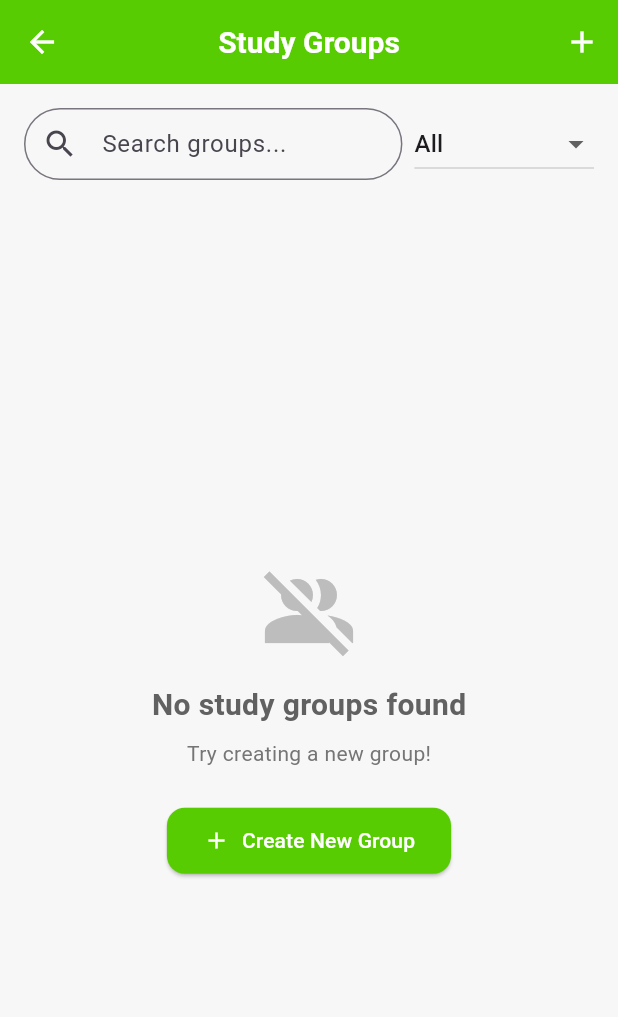
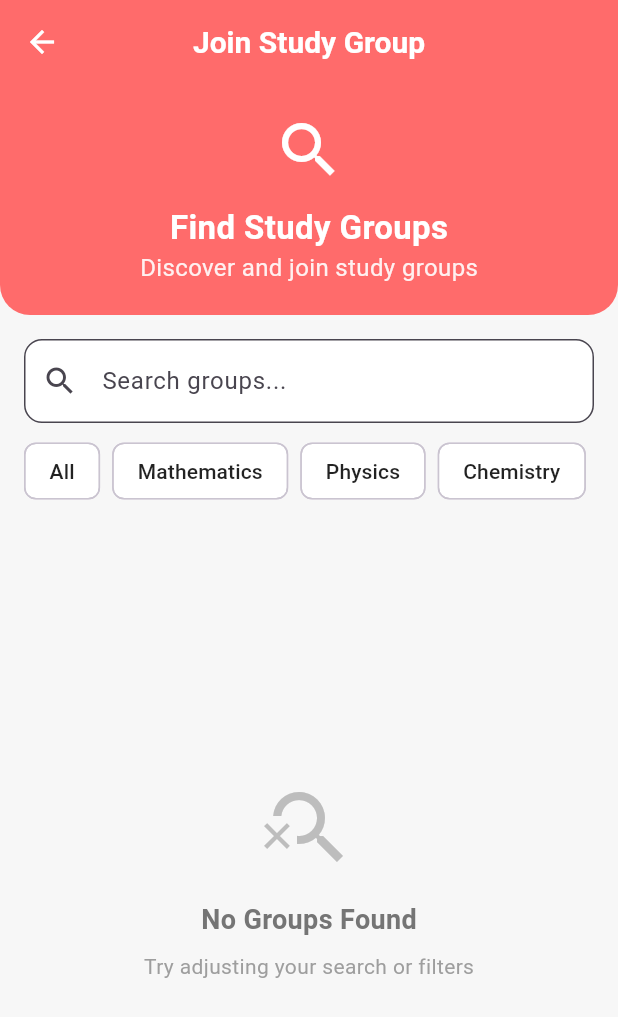
Before and after one commit to johnakabwela-lang/egxamina, a Flutter app: the GroupsListScreen screen opened directly, on a phone screen of 412 x 824 dp. Shown: the top 1017 px of the screen. Run offline on Flutter 3.47's test engine with Material 3 defaults, Android fonts, the phone set to English and light mode, and no system bars; our stand-ins replace audioplayers, cloud_firestore, dio, firebase_auth, firebase_core, firebase_database and 5 more; missing offline and left inert: flutter_pdfview; accounts and stored records are empty; statements that could not run were skipped.

Commit message:
Update groups_list_screen.dart

```diff
--- a/lib/screens/groups_list_screen.dart
+++ b/lib/screens/groups_list_screen.dart
@@ -68,6 +68,60 @@ class _GroupsListScreenState extends State<GroupsListScreen> {
     }
   }
 
+  Color _getGroupColor(String subject) {
+    switch (subject.toLowerCase()) {
+      case 'mathematics':
+        return const Color(0xFF4285F4);
+      case 'physics':
+        return const Color(0xFFFF6B6B);
+      case 'biology':
+        return const Color(0xFF45B7D1);
+      case 'chemistry':
+        return const Color(0xFF4ECDC4);
+      case 'english':
+        return const Color(0xFFF39C12);
+      case 'history':
+        return const Color(0xFF8E44AD);
+      default:
+        return const Color(0xFF58CC02);
+    }
+  }
+
+  IconData _getGroupIcon(String subject) {
+    switch (subject.toLowerCase()) {
+      case 'mathematics':
+        return Icons.calculate;
+      case 'physics':
+        return Icons.science;
+      case 'biology':
+        return Icons.eco;
+      case 'chemistry':
+        return Icons.biotech;
+      case 'english':
+        return Icons.menu_book;
+      case 'history':
+        return Icons.history_edu;
+      default:
+        return Icons.school;
+    }
+  }
+
+  void _filterGroups(String query) {
+    setState(() {
+      _filteredGroups = _groups.where((group) {
+        final matchesSearch =
+            group.name.toLowerCase().contains(query.toLowerCase()) ||
+            group.subject.toLowerCase().contains(query.toLowerCase());
+        final matchesSubject =
+            _selectedSubject == null ||
+            _selectedSubject == 'All' ||
+            group.subject == _selectedSubject;
+
+        return matchesSearch && matchesSubject;
+      }).toList();
+    });
+  }
+
   Future<void> _joinGroup(GroupModel group) async {
     final userId = AuthService.currentUserId;
     if (userId == null) {
@@ -82,18 +136,29 @@ class _GroupsListScreenState extends State<GroupsListScreen> {
       return;
     }
 
+    showDialog(
+      context: context,
+      builder: (context) => AlertDialog(
+        title: const Text('Join Study Group'),
+        content: Text('Are you sure you want to join "${group.name}"?'),
+        actions: [
+          TextButton(
+            onPressed: () => Navigator.pop(context),
+            child: const Text('Cancel'),
+          ),
+          ElevatedButton(
+            onPressed: () async {
               try {
+                Navigator.pop(context);
                 await GroupService.joinGroup(group.id, userId);
-
                 if (mounted) {
                   ScaffoldMessenger.of(context).showSnackBar(
-          const SnackBar(
-            content: Text('Successfully joined group!'),
+                    SnackBar(
+                      content: Text('Successfully joined ${group.name}!'),
                       backgroundColor: Colors.green,
                     ),
                   );
                 }
-
                 _loadGroups(); // Refresh the list
               } catch (e) {
                 if (mounted) {
@@ -105,6 +170,12 @@ class _GroupsListScreenState extends State<GroupsListScreen> {
                   );
                 }
               }
+            },
+            child: const Text('Join'),
+          ),
+        ],
+      ),
+    );
   }
 
   Widget _buildEmptyState() {
@@ -112,40 +183,20 @@ class _GroupsListScreenState extends State<GroupsListScreen> {
       child: Column(
         mainAxisAlignment: MainAxisAlignment.center,
         children: [
-          Icon(Icons.group_off, size: 64, color: Colors.grey[400]),
+          Icon(Icons.search_off, size: 64, color: Colors.grey[400]),
           const SizedBox(height: 16),
           Text(
-            'No study groups found',
+            'No Groups Found',
             style: TextStyle(
-              fontSize: 20,
+              fontSize: 18,
               fontWeight: FontWeight.bold,
-              color: Colors.grey[700],
+              color: Colors.grey[600],
             ),
           ),
           const SizedBox(height: 8),
           Text(
-            _selectedSubject == null || _selectedSubject == 'All'
-                ? 'Try creating a new group!'
-                : 'Try selecting a different subject',
-            style: TextStyle(color: Colors.grey[600]),
-          ),
-          const SizedBox(height: 24),
-          ElevatedButton.icon(
-            onPressed: () {
-              Navigator.push(
-                context,
-                MaterialPageRoute(
-                  builder: (context) => const CreateGroupScreen(),
-                ),
-              ).then((_) => _loadGroups());
-            },
-            icon: const Icon(Icons.add),
-            label: const Text('Create New Group'),
-            style: ElevatedButton.styleFrom(
-              backgroundColor: const Color(0xFF58CC02),
-              foregroundColor: Colors.white,
-              padding: const EdgeInsets.symmetric(horizontal: 24, vertical: 12),
-            ),
+            'Try adjusting your search or filters',
+            style: TextStyle(color: Colors.grey[500], fontSize: 14),
           ),
         ],
       ),
@@ -153,103 +204,133 @@ class _GroupsListScreenState extends State<GroupsListScreen> {
   }
 
   Widget _buildGroupCard(GroupModel group) {
-    return Card(
-      margin: const EdgeInsets.symmetric(horizontal: 16, vertical: 8),
-      elevation: 2,
-      shape: RoundedRectangleBorder(borderRadius: BorderRadius.circular(12)),
-      child: Padding(
+    final isFull = group.memberCount >= 50; // Using default max members of 50
+    final color = _getGroupColor(group.subject);
+
+    return Container(
+      margin: const EdgeInsets.only(bottom: 12),
       padding: const EdgeInsets.all(16),
+      decoration: BoxDecoration(
+        color: Colors.white,
+        borderRadius: BorderRadius.circular(12),
+        boxShadow: [
+          BoxShadow(
+            color: Colors.black.withValues(
+              red: 0,
+              green: 0,
+              blue: 0,
+              alpha: 13,
+            ),
+            blurRadius: 4,
+            offset: const Offset(0, 2),
+          ),
+        ],
+      ),
       child: Column(
         crossAxisAlignment: CrossAxisAlignment.start,
         children: [
           Row(
             children: [
-                Icon(
-                  _getSubjectIcon(group.subject),
-                  color: _getSubjectColor(group.subject),
+              Container(
+                padding: const EdgeInsets.all(12),
+                decoration: BoxDecoration(
+                  color: color.withOpacity(0.1),
+                  borderRadius: BorderRadius.circular(10),
                 ),
-                const SizedBox(width: 8),
+                child: Icon(
+                  _getGroupIcon(group.subject),
+                  color: color,
+                  size: 24,
+                ),
+              ),
+              const SizedBox(width: 12),
               Expanded(
-                  child: Text(
+                child: Column(
+                  crossAxisAlignment: CrossAxisAlignment.start,
+                  children: [
+                    Text(
                       group.name,
                       style: const TextStyle(
-                      fontSize: 18,
+                        fontWeight: FontWeight.bold,
+                        fontSize: 16,
+                      ),
+                    ),
+                    const SizedBox(height: 4),
+                    Text(
+                      group.subject,
+                      style: TextStyle(
+                        color: color,
+                        fontSize: 14,
+                        fontWeight: FontWeight.w500,
+                      ),
+                    ),
+                  ],
+                ),
+              ),
+              if (isFull)
+                Container(
+                  padding: const EdgeInsets.symmetric(
+                    horizontal: 8,
+                    vertical: 4,
+                  ),
+                  decoration: BoxDecoration(
+                    color: Colors.red.withOpacity(0.1),
+                    borderRadius: BorderRadius.circular(12),
+                  ),
+                  child: Text(
+                    'FULL',
+                    style: TextStyle(
+                      color: Colors.red[700],
+                      fontSize: 12,
                       fontWeight: FontWeight.bold,
                     ),
                   ),
                 ),
             ],
           ),
-            const SizedBox(height: 8),
+          const SizedBox(height: 12),
+          // Group description
           Text(
-              group.subject,
+            'A study group for ${group.subject}',
             style: TextStyle(color: Colors.grey[600], fontSize: 14),
           ),
           const SizedBox(height: 12),
           Row(
+            mainAxisAlignment: MainAxisAlignment.spaceBetween,
             children: [
-                Icon(Icons.people, size: 16, color: Colors.grey[600]),
+              Row(
+                children: [
+                  Icon(Icons.people, size: 16, color: Colors.grey[500]),
                   const SizedBox(width: 4),
                   Text(
-                  '${group.memberCount} members',
-                  style: TextStyle(color: Colors.grey[600], fontSize: 14),
+                    '${group.memberCount}/50 members',
+                    style: TextStyle(color: Colors.grey[600], fontSize: 12),
                   ),
-                const Spacer(),
+                ],
+              ),
               ElevatedButton(
-                  onPressed: () => _joinGroup(group),
+                onPressed: isFull ? null : () => _joinGroup(group),
                 style: ElevatedButton.styleFrom(
-                    backgroundColor: const Color(0xFF58CC02),
+                  backgroundColor: color,
                   foregroundColor: Colors.white,
+                  padding: const EdgeInsets.symmetric(
+                    horizontal: 16,
+                    vertical: 8,
+                  ),
                   shape: RoundedRectangleBorder(
-                      borderRadius: BorderRadius.circular(20),
+                    borderRadius: BorderRadius.circular(8),
                   ),
                 ),
-                  child: const Text('Join Group'),
+                child: Text(
+                  isFull ? 'Full' : 'Join',
+                  style: const TextStyle(fontSize: 14),
+                ),
               ),
             ],
           ),
         ],
       ),
-      ),
     );
-  }
-
-  IconData _getSubjectIcon(String subject) {
-    switch (subject.toLowerCase()) {
-      case 'mathematics':
-        return Icons.calculate;
-      case 'physics':
-        return Icons.science;
-      case 'chemistry':
-        return Icons.biotech;
-      case 'biology':
-        return Icons.eco;
-      case 'english':
-        return Icons.menu_book;
-      case 'history':
-        return Icons.history_edu;
-      default:
-        return Icons.school;
-    }
-  }
-
-  Color _getSubjectColor(String subject) {
-    switch (subject.toLowerCase()) {
-      case 'mathematics':
-        return Colors.blue;
-      case 'physics':
-        return Colors.purple;
-      case 'chemistry':
-        return Colors.green;
-      case 'biology':
-        return Colors.teal;
-      case 'english':
-        return Colors.orange;
-      case 'history':
-        return Colors.brown;
-      default:
-        return Colors.grey;
-    }
   }
 
   @override
@@ -257,93 +338,131 @@ class _GroupsListScreenState extends State<GroupsListScreen> {
     return Scaffold(
       backgroundColor: const Color(0xFFF7F7F7),
       appBar: AppBar(
-        title: const Text('Study Groups'),
-        backgroundColor: const Color(0xFF58CC02),
+        title: const Text('Join Study Group'),
+        backgroundColor: const Color(0xFFFF6B6B),
         foregroundColor: Colors.white,
-        actions: [
-          IconButton(
-            icon: const Icon(Icons.add),
-            onPressed: () {
-              Navigator.push(
-                context,
-                MaterialPageRoute(
-                  builder: (context) => const CreateGroupScreen(),
+        elevation: 0,
       ),
-              ).then((_) => _loadGroups());
-            },
+      body: Column(
+        children: [
+          // Header (matching JoinGroupScreen)
+          Container(
+            width: double.infinity,
+            padding: const EdgeInsets.all(20),
+            decoration: const BoxDecoration(
+              color: Color(0xFFFF6B6B),
+              borderRadius: BorderRadius.only(
+                bottomLeft: Radius.circular(20),
+                bottomRight: Radius.circular(20),
+              ),
+            ),
+            child: Column(
+              children: [
+                const Icon(Icons.search, color: Colors.white, size: 48),
+                const SizedBox(height: 12),
+                const Text(
+                  'Find Study Groups',
+                  style: TextStyle(
+                    color: Colors.white,
+                    fontSize: 22,
+                    fontWeight: FontWeight.bold,
+                  ),
+                ),
+                Text(
+                  'Discover and join study groups',
+                  style: TextStyle(
+                    color: Colors.white.withOpacity(0.9),
+                    fontSize: 16,
+                  ),
                 ),
               ],
             ),
-      body: RefreshIndicator(
-        onRefresh: _loadGroups,
+          ),
+
+          const SizedBox(height: 16),
+
+          // Search and Filter (matching JoinGroupScreen)
+          Padding(
+            padding: const EdgeInsets.symmetric(horizontal: 16),
             child: Column(
               children: [
-            Container(
-              padding: const EdgeInsets.all(16),
-              child: Row(
-                children: [
-                  Expanded(
-                    child: TextField(
+                // Search Bar
+                TextField(
                   controller: _searchController,
                   decoration: InputDecoration(
                     hintText: 'Search groups...',
                     prefixIcon: const Icon(Icons.search),
                     border: OutlineInputBorder(
-                          borderRadius: BorderRadius.circular(30),
+                      borderRadius: BorderRadius.circular(12),
                     ),
-                        contentPadding: const EdgeInsets.symmetric(
-                          horizontal: 20,
-                          vertical: 10,
+                    filled: true,
+                    fillColor: Colors.white,
+                  ),
+                  onChanged: _filterGroups,
+                ),
+                const SizedBox(height: 12),
+
+                // Subject Filter
+                SizedBox(
+                  height: 40,
+                  child: ListView.builder(
+                    scrollDirection: Axis.horizontal,
+                    itemCount: _subjects.length,
+                    itemBuilder: (context, index) {
+                      final subject = _subjects[index];
+                      final isSelected = _selectedSubject == subject;
+
+                      return Container(
+                        margin: const EdgeInsets.only(right: 8),
+                        child: FilterChip(
+                          label: Text(subject),
+                          selected: isSelected,
+                          onSelected: (selected) {
+                            setState(() {
+                              _selectedSubject = selected ? subject : null;
+                            });
+                            _filterGroups(_searchController.text);
+                          },
+                          backgroundColor: Colors.white,
+                          selectedColor: const Color(0xFFFF6B6B).withValues(
+                            red: 255,
+                            green: 107,
+                            blue: 107,
+                            alpha: 25,
+                          ),
+                          checkmarkColor: const Color(0xFFFF6B6B),
+                          labelStyle: TextStyle(
+                            color: isSelected
+                                ? const Color(0xFFFF6B6B)
+                                : Colors.black87,
                           ),
                         ),
-                      onChanged: (value) {
-                        setState(() {
-                          _filteredGroups = _groups.where((group) {
-                            return group.name.toLowerCase().contains(
-                                  value.toLowerCase(),
-                                ) ||
-                                group.subject.toLowerCase().contains(
-                                  value.toLowerCase(),
                       );
-                          }).toList();
-                        });
                     },
                   ),
-                  ),
-                  const SizedBox(width: 8),
-                  DropdownButton<String>(
-                    value: _selectedSubject ?? 'All',
-                    items: _subjects.map((String subject) {
-                      return DropdownMenuItem(
-                        value: subject,
-                        child: Text(subject),
-                      );
-                    }).toList(),
-                    onChanged: (String? newValue) {
-                      setState(() {
-                        _selectedSubject = newValue;
-                      });
-                      _loadGroups();
-                    },
                 ),
               ],
             ),
           ),
+
+          const SizedBox(height: 16),
+
+          // Groups List
           Expanded(
             child: _isLoading
                 ? const Center(child: CircularProgressIndicator())
                 : _filteredGroups.isEmpty
                     ? _buildEmptyState()
                     : ListView.builder(
+                        padding: const EdgeInsets.symmetric(horizontal: 16),
                         itemCount: _filteredGroups.length,
-                      padding: const EdgeInsets.only(bottom: 16),
                         itemBuilder: (context, index) {
-                        return _buildGroupCard(_filteredGroups[index]);
+                          final group = _filteredGroups[index];
+                          return _buildGroupCard(group);
                         },
                       ),
           ),
         ],
-        ),
       ),
     );
   }
```
Lines whose indentation alone changed are shown as unchanged.
